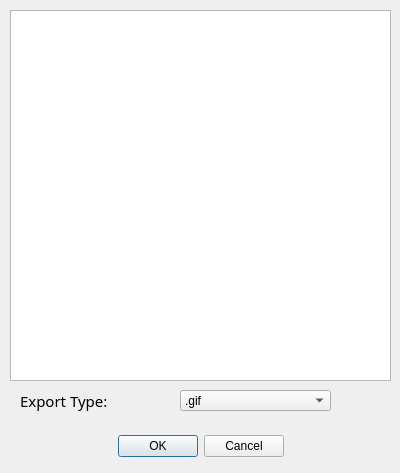
First picture: the form in animation/animation.ui, repository sythenA/SRH2D-TEC-Viewer, before the edit.
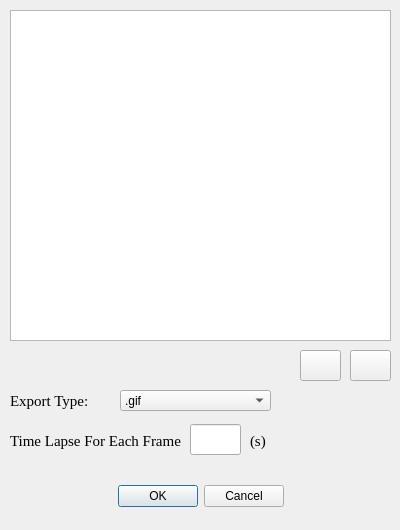
Second picture: the form after the edit.

```diff
--- a/animation/animation.ui
+++ b/animation/animation.ui
@@ -7,7 +7,7 @@
     <x>0</x>
     <y>0</y>
     <width>400</width>
-    <height>473</height>
+    <height>530</height>
    </rect>
   </property>
   <property name="windowTitle">
@@ -17,7 +17,7 @@
    <property name="geometry">
     <rect>
      <x>30</x>
-     <y>430</y>
+     <y>480</y>
      <width>341</width>
      <height>32</height>
     </rect>
@@ -48,14 +48,14 @@
      <x>10</x>
      <y>10</y>
      <width>381</width>
-     <height>371</height>
+     <height>331</height>
     </rect>
    </property>
   </widget>
   <widget class="QComboBox" name="selectTypeCombo">
    <property name="geometry">
     <rect>
-     <x>180</x>
+     <x>120</x>
      <y>390</y>
      <width>151</width>
      <height>21</height>
@@ -75,7 +75,7 @@
   <widget class="QLabel" name="label">
    <property name="geometry">
     <rect>
-     <x>20</x>
+     <x>10</x>
      <y>390</y>
      <width>171</width>
      <height>21</height>
@@ -83,7 +83,7 @@
    </property>
    <property name="font">
     <font>
-     <family>新細明體</family>
+     <family>Times New Roman</family>
      <pointsize>11</pointsize>
     </font>
    </property>
@@ -91,6 +91,80 @@
     <string>Export Type:</string>
    </property>
   </widget>
+  <widget class="QPushButton" name="moveUpBtn">
+   <property name="geometry">
+    <rect>
+     <x>300</x>
+     <y>350</y>
+     <width>41</width>
+     <height>31</height>
+    </rect>
+   </property>
+   <property name="text">
+    <string/>
+   </property>
+  </widget>
+  <widget class="QPushButton" name="moveDownBtn">
+   <property name="geometry">
+    <rect>
+     <x>350</x>
+     <y>350</y>
+     <width>41</width>
+     <height>31</height>
+    </rect>
+   </property>
+   <property name="text">
+    <string/>
+   </property>
+  </widget>
+  <widget class="QLabel" name="label_2">
+   <property name="geometry">
+    <rect>
+     <x>10</x>
+     <y>430</y>
+     <width>181</width>
+     <height>21</height>
+    </rect>
+   </property>
+   <property name="font">
+    <font>
+     <family>Times New Roman</family>
+     <pointsize>11</pointsize>
+    </font>
+   </property>
+   <property name="text">
+    <string>Time Lapse For Each Frame</string>
+   </property>
+  </widget>
+  <widget class="QLineEdit" name="timeLapseEdit">
+   <property name="geometry">
+    <rect>
+     <x>190</x>
+     <y>424</y>
+     <width>51</width>
+     <height>31</height>
+    </rect>
+   </property>
+  </widget>
+  <widget class="QLabel" name="label_3">
+   <property name="geometry">
+    <rect>
+     <x>250</x>
+     <y>430</y>
+     <width>51</width>
+     <height>21</height>
+    </rect>
+   </property>
+   <property name="font">
+    <font>
+     <family>Times New Roman</family>
+     <pointsize>11</pointsize>
+    </font>
+   </property>
+   <property name="text">
+    <string>(s)</string>
+   </property>
+  </widget>
  </widget>
  <resources/>
  <connections>
```
